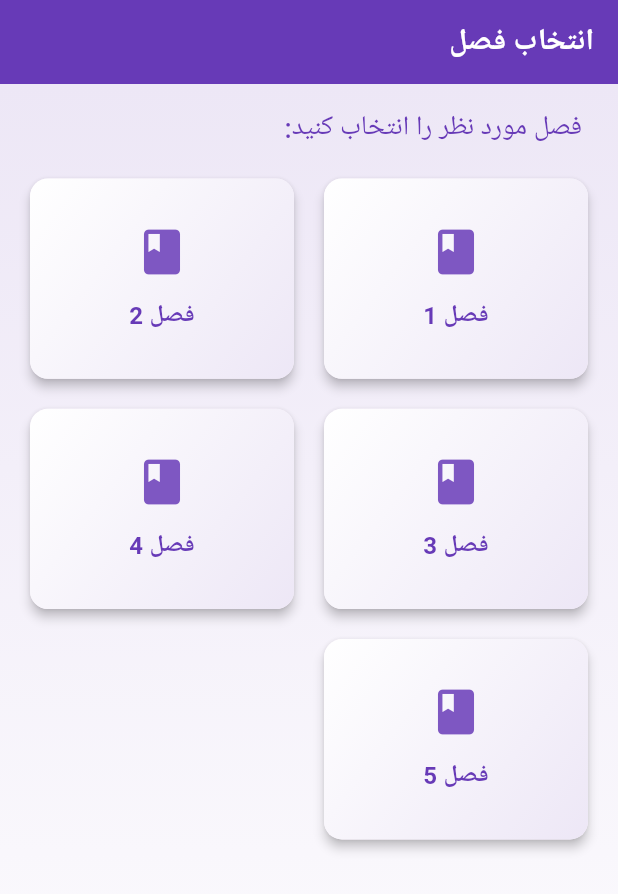
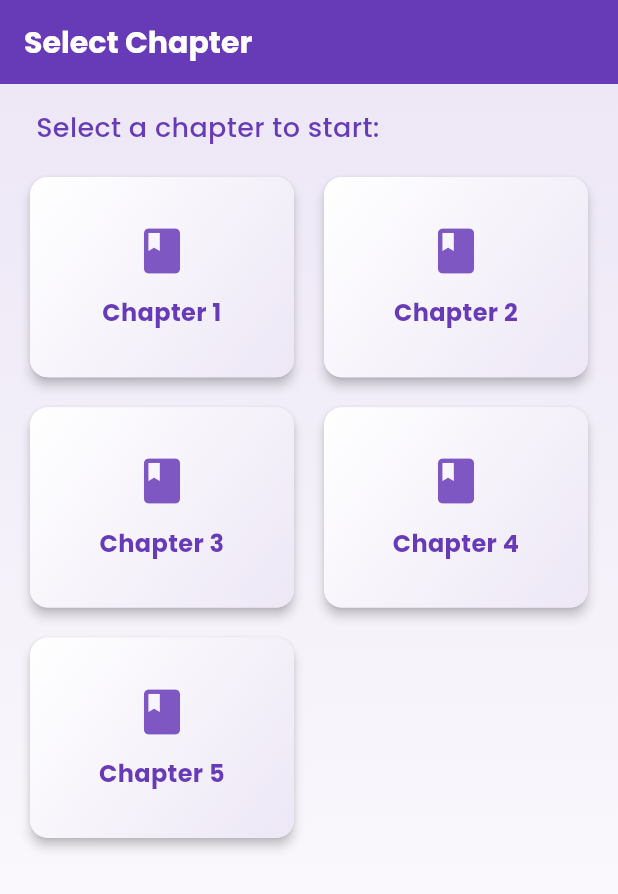
Before and after one commit to Farjadi-Dev/myapp, a Flutter app: the screen it shows after launch, on a phone screen of 412 x 824 dp. Shown: the top 894 px of the screen. Run offline on Flutter 3.47's test engine with Material 3 defaults, Android fonts, the phone set to English and light mode, and no system bars; our stand-ins replace google_fonts; Roboto replaces fonts that are missing (Vazirmatn).

Commit message:
elamans to english changed

```diff
--- a/lib/main.dart
+++ b/lib/main.dart
@@ -23,14 +23,14 @@ class MyApp extends StatelessWidget {
     final lightTheme = ThemeData(
       useMaterial3: true,
       colorScheme: lightColorScheme,
-      textTheme: GoogleFonts.vazirmatnTextTheme().apply(
+      textTheme: GoogleFonts.poppinsTextTheme().apply(
         bodyColor: lightColorScheme.onBackground,
         displayColor: lightColorScheme.onBackground,
       ),
       appBarTheme: AppBarTheme(
         backgroundColor: Colors.deepPurple,
         foregroundColor: Colors.white,
-        titleTextStyle: GoogleFonts.vazirmatn(
+        titleTextStyle: GoogleFonts.poppins(
           color: Colors.white,
           fontSize: 20,
           fontWeight: FontWeight.bold,
@@ -57,14 +57,14 @@ class MyApp extends StatelessWidget {
     final darkTheme = ThemeData(
       useMaterial3: true,
       colorScheme: darkColorScheme,
-      textTheme: GoogleFonts.vazirmatnTextTheme().apply(
+      textTheme: GoogleFonts.poppinsTextTheme().apply(
         bodyColor: darkColorScheme.onBackground,
         displayColor: darkColorScheme.onBackground,
       ),
       appBarTheme: AppBarTheme(
         backgroundColor: darkColorScheme.surfaceVariant,
         foregroundColor: darkColorScheme.onSurfaceVariant,
-        titleTextStyle: GoogleFonts.vazirmatn(
+        titleTextStyle: GoogleFonts.poppins(
           color: darkColorScheme.onSurfaceVariant,
           fontSize: 20,
           fontWeight: FontWeight.bold,
@@ -79,26 +79,23 @@ class MyApp extends StatelessWidget {
     );
 
     return MaterialApp(
-      title: 'سوالات آزمون',
+      title: 'Question App',
       theme: lightTheme,
       darkTheme: darkTheme,
       themeMode: ThemeMode.light,
       home: ChapterListScreen(),
-      locale: const Locale('fa', 'IR'),
+      locale: const Locale('en', 'US'),
       localizationsDelegates: const [
         GlobalMaterialLocalizations.delegate,
         GlobalWidgetsLocalizations.delegate,
         GlobalCupertinoLocalizations.delegate,
       ],
       supportedLocales: const [
+        Locale('en', 'US'),
         Locale('fa', 'IR'),
-        Locale('en', 'US'),
       ],
       builder: (context, child) {
-        return Directionality(
-          textDirection: TextDirection.rtl,
-          child: child!,
-        );
+        return child!;
       },
     );
   }
--- a/lib/screens/chapter_list_screen.dart
+++ b/lib/screens/chapter_list_screen.dart
@@ -7,14 +7,14 @@ class ChapterListScreen extends StatefulWidget {
 }
 
 class _ChapterListScreenState extends State<ChapterListScreen> {
-  final List<String> chapters = List.generate(5, (index) => 'فصل ${index + 1}');
+  final List<String> chapters = List.generate(5, (index) => 'Chapter ${index + 1}');
 
   @override
   Widget build(BuildContext context) {
     return Scaffold(
       appBar: AppBar(
         title: const Text(
-          'انتخاب فصل',
+          'Select Chapter',
           style: TextStyle(fontWeight: FontWeight.bold),
         ),
         backgroundColor: Colors.deepPurple,
@@ -34,15 +34,14 @@ class _ChapterListScreenState extends State<ChapterListScreen> {
             crossAxisAlignment: CrossAxisAlignment.start,
             children: [
               const Padding(
-                padding: EdgeInsets.only(right: 8.0, bottom: 16.0),
+                padding: EdgeInsets.only(left: 8.0, bottom: 16.0),
                 child: Text(
-                  'فصل مورد نظر را انتخاب کنید:',
+                  'Select a chapter to start:',
                   style: TextStyle(
                     fontSize: 18,
                     fontWeight: FontWeight.w500,
                     color: Colors.deepPurple,
                   ),
-                  textAlign: TextAlign.right,
                 ),
               ),
               Expanded(
```
Also changed, not shown: lib/screens/question_detail_screen.dart (+5 -11 lines), lib/screens/question_list_screen.dart (+5 -2 lines).
